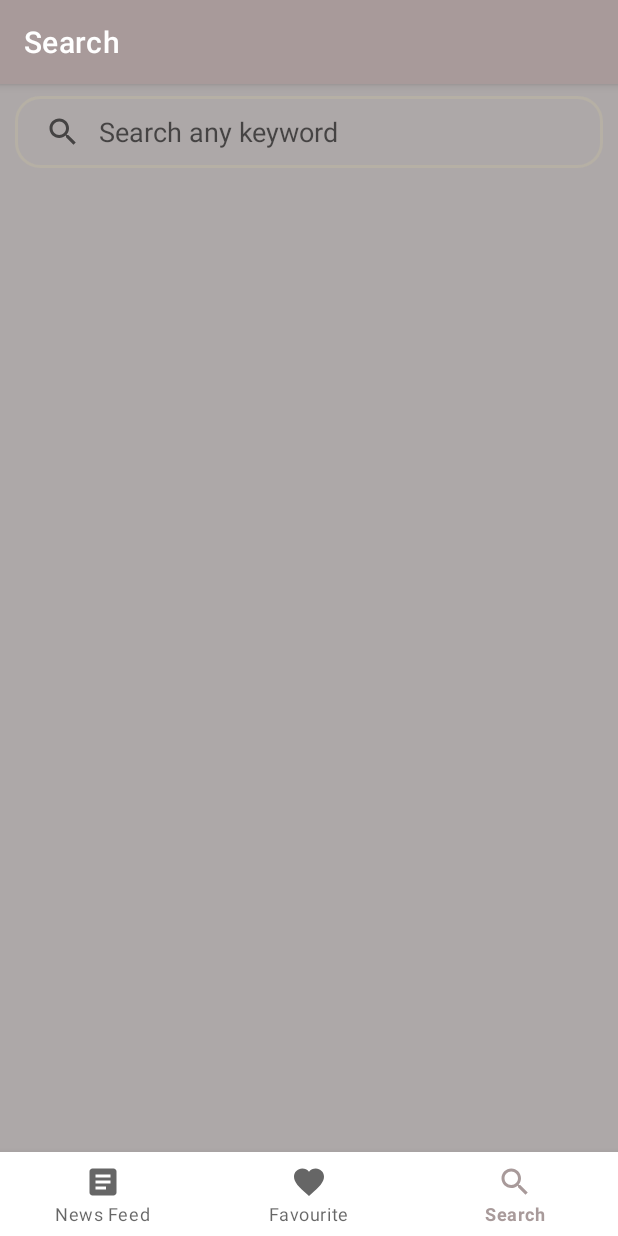
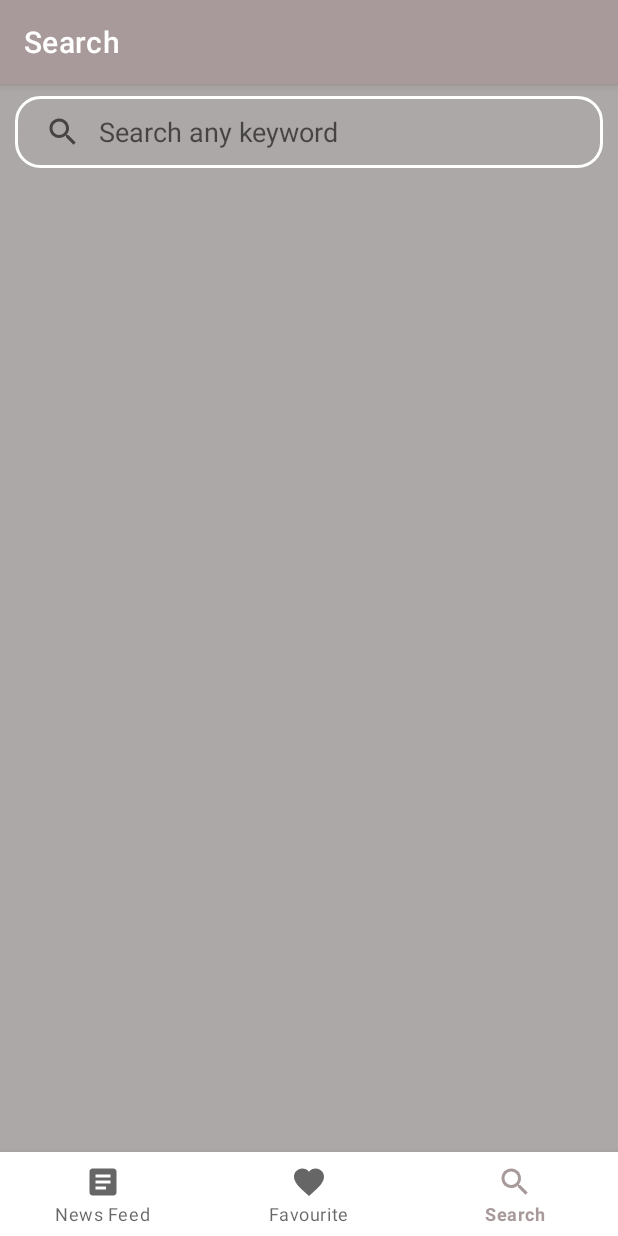
Before and after one commit to simonskayi/NewsApp, an Android app: the SearchFragment screen opened through its navigation route, on a phone screen of 412 x 824 dp. Run offline under Robolectric (Android 15) with nearby library versions, the phone set to English and light mode, and no system bars; our stand-ins replace Room's generated code, navigation-ui, paging; pictures from the network do not load; Roboto replaces fonts that are not available here.

```diff
--- a/app/src/main/res/drawable/seachbar_background.xml
+++ b/app/src/main/res/drawable/seachbar_background.xml
@@ -3,6 +3,6 @@
     android:shape="rectangle">
     <corners
     android:radius="16dp"/>
-    <stroke android:color="#B6B0A5"
+    <stroke android:color="#FFFFFF"
         android:width="2dp"/>
 </shape>
--- a/app/src/main/res/values/themes.xml
+++ b/app/src/main/res/values/themes.xml
@@ -6,8 +6,8 @@
         <item name="colorPrimaryVariant">@color/primary_variant</item>
         <item name="colorOnPrimary">@color/white</item>
         <!-- Secondary brand color. -->
-        <item name="colorSecondary">@color/teal_200</item>
-        <item name="colorSecondaryVariant">@color/teal_700</item>
+        <item name="colorSecondary">@color/purple_500</item>
+        <item name="colorSecondaryVariant">@color/purple_700</item>
         <item name="colorOnSecondary">@color/black</item>
         <!-- Status bar color. -->
         <item name="android:statusBarColor" tools:targetApi="l">?attr/colorPrimaryVariant</item>
```
Also changed, not shown: app/src/main/java/com/kwekboss/allnews/ArticleFragment.kt (+9 -5 lines), app/src/main/res/layout/fragment_article.xml (+13 -1 lines).
